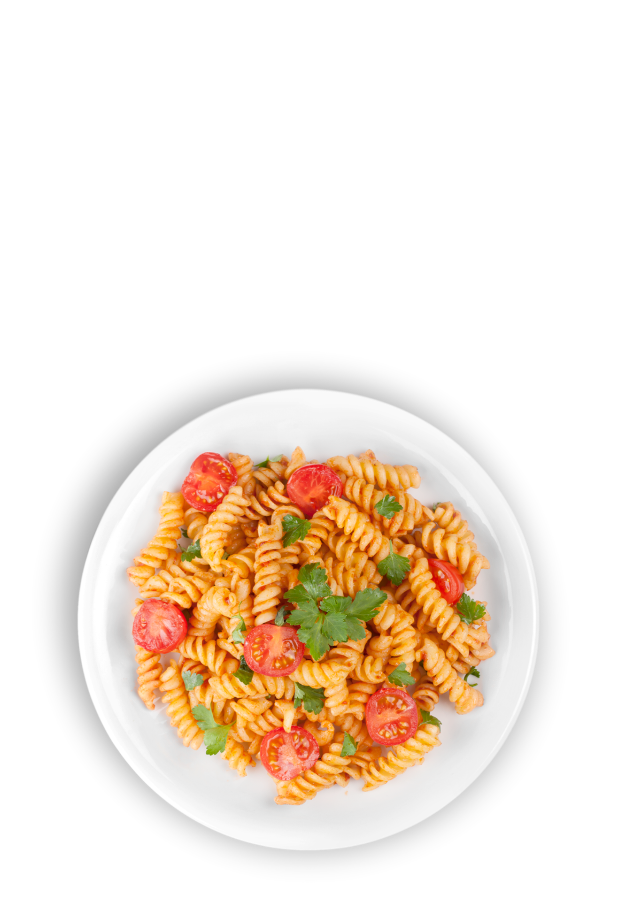
After one commit to yogesh-bhanushali-24/The-Foodies, an Android app: the layout image_dialog.xml on its own in the app's theme, with its tools: preview values and no code run, on a phone screen of 412 x 824 dp. The commit adds this screen. Shown: the top 905 px of the screen. Run offline under Robolectric (Android 15) with nearby library versions, the phone set to English and light mode, and no system bars; Roboto replaces fonts that are not available here.

Commit message:
Show large food image and Disable night mode in themes

```diff
--- /dev/null
+++ b/app/src/main/res/layout/image_dialog.xml
@@ -0,0 +1,12 @@
+<?xml version="1.0" encoding="utf-8"?>
+<RelativeLayout xmlns:android="http://schemas.android.com/apk/res/android"
+    android:layout_width="match_parent"
+    android:layout_height="match_parent">
+
+    <ImageView
+        android:id="@+id/imageShow"
+        android:layout_width="match_parent"
+        android:layout_height="match_parent"
+        android:src="@drawable/italian" />
+
+</RelativeLayout>
--- a/app/src/main/res/values-night/themes.xml
+++ b/app/src/main/res/values-night/themes.xml
@@ -1,6 +1,6 @@
 <resources xmlns:tools="http://schemas.android.com/tools">
     <!-- Base application theme. -->
-    <style name="Theme.CaseStudy" parent="Theme.MaterialComponents.DayNight.DarkActionBar">
+    <style name="Theme.CaseStudy" parent="Theme.MaterialComponents.Light">
         <!-- Primary brand color. -->
         <item name="colorPrimary">@color/purple_200</item>
         <item name="colorPrimaryVariant">@color/purple_700</item>
--- a/app/src/main/res/values/themes.xml
+++ b/app/src/main/res/values/themes.xml
@@ -1,6 +1,6 @@
 <resources xmlns:tools="http://schemas.android.com/tools">
     <!-- Base application theme. -->
-    <style name="Theme.CaseStudy" parent="Theme.MaterialComponents.DayNight.DarkActionBar">
+    <style name="Theme.CaseStudy" parent="Theme.MaterialComponents.Light">
         <!-- Primary brand color. -->
         <item name="colorPrimary">@color/darkYellow</item>
         <item name="colorPrimaryVariant">@color/darkYellow</item>
```
Also changed, not shown: app/src/main/AndroidManifest.xml (+18 -8 lines), app/src/main/java/com/example/casestudy/fooddisplayadapter.java (+20 -0 lines).
